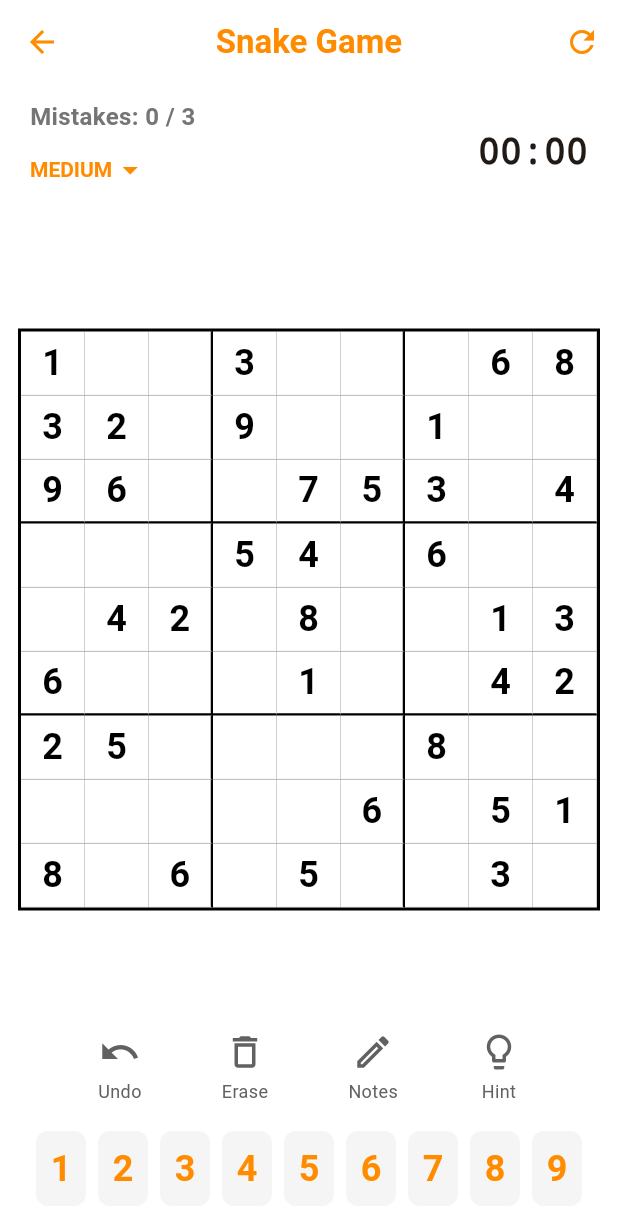
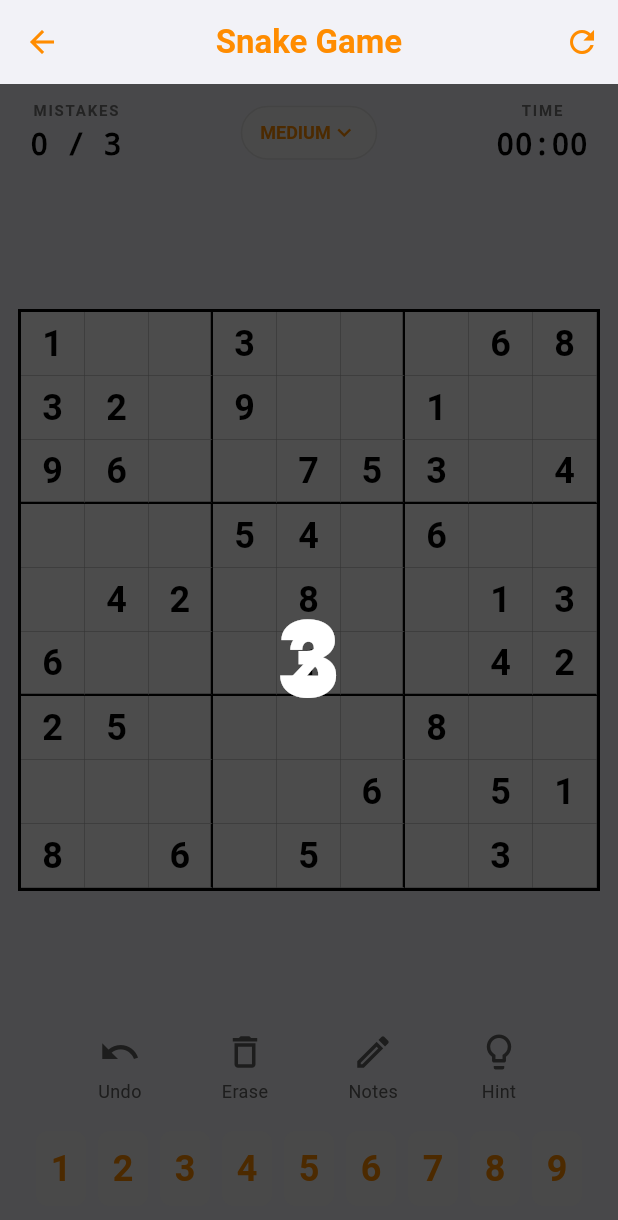
Before and after one commit to YashSarankar/game_collection, a Flutter app: the SudokuWidget screen opened directly with sample values from the repository, after a tap on the "refresh" icon, on a phone screen of 412 x 824 dp. Shown: the top 1220 px of the screen. Run offline on Flutter 3.47's test engine with Material 3 defaults, Android fonts, the light colour scheme and no system bars; our stand-ins replace audioplayers, google_mobile_ads, lottie, shared_preferences, vibration; missing offline and left inert: flame; accounts and stored records are empty; Roboto replaces fonts that are missing (System).

Commit message:
feat: implement Sudoku game widget with full game logic, UI, and state management including notes, undo, timer, and game over handling.

```diff
--- a/lib/games/sudoku/sudoku_widget.dart
+++ b/lib/games/sudoku/sudoku_widget.dart
@@ -36,6 +36,11 @@ class _SudokuWidgetState extends State<SudokuWidget> {
   HapticService? _hapticService;
   List<BoardState> _history = [];
 
+  // Countdown state
+  int _countdown = 3;
+  bool _isCountingDown = true;
+  Timer? _countdownTimer;
+
   @override
   void initState() {
     super.initState();
@@ -46,6 +51,7 @@ class _SudokuWidgetState extends State<SudokuWidget> {
   @override
   void dispose() {
     _timer?.cancel();
+    _countdownTimer?.cancel();
     super.dispose();
   }
 
@@ -72,9 +78,30 @@ class _SudokuWidgetState extends State<SudokuWidget> {
     _history = [];
 
     _resetTimer();
-    _startTimer();
+    _startCountdown();
 
     if (mounted) setState(() {});
+  }
+
+  void _startCountdown() {
+    _isCountingDown = true;
+    _countdown = 3;
+    _countdownTimer?.cancel();
+    _countdownTimer = Timer.periodic(const Duration(seconds: 1), (timer) {
+      if (mounted) {
+        setState(() {
+          if (_countdown > 1) {
+            _countdown--;
+            _hapticService?.light();
+          } else {
+            _isCountingDown = false;
+            _hapticService?.heavy();
+            timer.cancel();
+            _startTimer();
+          }
+        });
+      }
+    });
   }
 
   void _startTimer() {
@@ -104,7 +131,7 @@ class _SudokuWidgetState extends State<SudokuWidget> {
   }
 
   void _onCellTap(int r, int c) {
-    if (isGameOver) return;
+    if (isGameOver || _isCountingDown) return;
     _hapticService?.selectionClick();
     setState(() {
       selectedRow = r;
@@ -113,7 +140,11 @@ class _SudokuWidgetState extends State<SudokuWidget> {
   }
 
   void _onNumberButtonTap(int n) {
-    if (selectedRow == null || selectedCol == null || isGameOver) return;
+    if (selectedRow == null ||
+        selectedCol == null ||
+        isGameOver ||
+        _isCountingDown)
+      return;
     int r = selectedRow!;
     int c = selectedCol!;
     if (board[r][c] == n && !isNotesMode) return;
@@ -161,7 +192,11 @@ class _SudokuWidgetState extends State<SudokuWidget> {
   }
 
   void _eraseCell() {
-    if (selectedRow == null || selectedCol == null || isGameOver) return;
+    if (selectedRow == null ||
+        selectedCol == null ||
+        isGameOver ||
+        _isCountingDown)
+      return;
     int r = selectedRow!;
     int c = selectedCol!;
     if (isInitial[r][c]) return;
@@ -176,7 +211,7 @@ class _SudokuWidgetState extends State<SudokuWidget> {
   }
 
   void _undo() {
-    if (_history.isEmpty || isGameOver) return;
+    if (_history.isEmpty || isGameOver || _isCountingDown) return;
 
     BoardState lastState = _history.removeLast();
     setState(() {
@@ -253,60 +288,115 @@ class _SudokuWidgetState extends State<SudokuWidget> {
 
   @override
   Widget build(BuildContext context) {
+    final theme = Theme.of(context);
     final color = widget.game.primaryColor;
+    final isDark = theme.brightness == Brightness.dark;
+
     return Scaffold(
-      backgroundColor: Colors.white,
+      backgroundColor: theme.scaffoldBackgroundColor,
       appBar: AppBar(
         title: Text(
           widget.game.title,
           style: const TextStyle(fontWeight: FontWeight.bold),
         ),
-        backgroundColor: Colors.white,
-        foregroundColor: color,
+        backgroundColor: theme.scaffoldBackgroundColor,
+        foregroundColor: isDark ? Colors.white : color,
         elevation: 0,
         actions: [
-          IconButton(icon: const Icon(Icons.refresh), onPressed: _startNewGame),
+          IconButton(
+            icon: const Icon(Icons.refresh),
+            onPressed: _startNewGame,
+            color: isDark ? Colors.white : color,
+          ),
         ],
       ),
       body: SafeArea(
-        child: Column(
+        child: Stack(
           children: [
-            _buildInfoBar(color),
-            const Spacer(),
-            _buildSudokuGrid(color),
-            const Spacer(),
-            _buildTools(color),
-            const SizedBox(height: 10),
-            _buildNumberPad(color),
-            const SizedBox(height: 20),
+            Column(
+              children: [
+                _buildInfoBar(color, theme),
+                const Spacer(),
+                _buildSudokuGrid(color, theme),
+                const Spacer(),
+                _buildTools(color, theme),
+                const SizedBox(height: 10),
+                _buildNumberPad(color, theme),
+                const SizedBox(height: 20),
+              ],
+            ),
+            if (_isCountingDown) _buildCountdownOverlay(),
           ],
         ),
       ),
     );
   }
 
-  Widget _buildInfoBar(Color color) {
+  Widget _buildCountdownOverlay() {
+    return Container(
+      color: Colors.black.withOpacity(0.7),
+      child: Center(
+        child: AnimatedSwitcher(
+          duration: const Duration(milliseconds: 500),
+          transitionBuilder: (Widget child, Animation<double> animation) {
+            return ScaleTransition(scale: animation, child: child);
+          },
+          child: Text(
+            '$_countdown',
+            key: ValueKey<int>(_countdown),
+            style: const TextStyle(
+              color: Colors.white,
+              fontSize: 120,
+              fontWeight: FontWeight.w900,
+            ),
+          ),
+        ),
+      ),
+    );
+  }
+
+  Widget _buildInfoBar(Color color, ThemeData theme) {
+    final isDark = theme.brightness == Brightness.dark;
     return Padding(
       padding: const EdgeInsets.symmetric(horizontal: 20, vertical: 10),
       child: Row(
         mainAxisAlignment: MainAxisAlignment.spaceBetween,
         children: [
-          Column(
-            crossAxisAlignment: CrossAxisAlignment.start,
-            children: [
-              Text(
-                'Mistakes: $mistakes / 3',
+          _buildStatBox(
+            'MISTAKES',
+            '$mistakes / 3',
+            mistakes > 0
+                ? Colors.redAccent
+                : (isDark ? Colors.white : Colors.black),
+            isDark,
+          ),
+          Container(
+            padding: const EdgeInsets.symmetric(horizontal: 12),
+            height: 36,
+            decoration: BoxDecoration(
+              color: isDark ? Colors.white.withOpacity(0.05) : Colors.grey[100],
+              borderRadius: BorderRadius.circular(18),
+              border: Border.all(
+                color: isDark ? Colors.white10 : Colors.grey[300]!,
+                width: 1,
+              ),
+            ),
+            child: DropdownButtonHideUnderline(
+              child: DropdownButton<SudokuDifficulty>(
+                value: difficulty,
+                icon: Icon(
+                  Icons.keyboard_arrow_down,
+                  size: 18,
+                  color: isDark ? Colors.white70 : color,
+                ),
+                iconEnabledColor: isDark ? Colors.white : color,
+                dropdownColor: isDark ? const Color(0xFF1E1E1E) : Colors.white,
+                borderRadius: BorderRadius.circular(12),
                 style: TextStyle(
-                  fontSize: 16,
-                  fontWeight: FontWeight.w600,
-                  color: mistakes > 0 ? Colors.redAccent : Colors.grey[600],
+                  color: isDark ? Colors.white : color,
+                  fontWeight: FontWeight.bold,
+                  fontSize: 12,
                 ),
-              ),
-              DropdownButton<SudokuDifficulty>(
-                value: difficulty,
-                underline: Container(),
-                iconEnabledColor: color,
-                style: TextStyle(color: color, fontWeight: FontWeight.bold),
                 items: SudokuDifficulty.values.map((d) {
                   return DropdownMenuItem(
                     value: d,
@@ -322,30 +412,64 @@ class _SudokuWidgetState extends State<SudokuWidget> {
                   }
                 },
               ),
-            ],
+            ),
           ),
-          Text(
+          _buildStatBox(
+            'TIME',
             _timeDisplay,
-            style: const TextStyle(
-              fontSize: 24,
-              fontWeight: FontWeight.bold,
-              fontFamily: 'monospace',
-            ),
+            isDark ? Colors.white : Colors.black,
+            isDark,
           ),
         ],
       ),
     );
   }
 
-  Widget _buildSudokuGrid(Color color) {
+  Widget _buildStatBox(
+    String label,
+    String value,
+    Color textColor,
+    bool isDark,
+  ) {
+    return Column(
+      children: [
+        Text(
+          label,
+          style: TextStyle(
+            color: isDark ? Colors.white54 : Colors.grey[600],
+            fontSize: 10,
+            fontWeight: FontWeight.bold,
+            letterSpacing: 1.2,
+          ),
+        ),
+        const SizedBox(height: 2),
+        Text(
+          value,
+          style: TextStyle(
+            color: textColor,
+            fontSize: 20,
+            fontWeight: FontWeight.bold,
+            fontFamily: 'monospace',
+          ),
+        ),
+      ],
+    );
+  }
+
+  Widget _buildSudokuGrid(Color color, ThemeData theme) {
     double gridSize = MediaQuery.of(context).size.width - 24;
+    final isDark = theme.brightness == Brightness.dark;
+
     return Container(
       width: gridSize,
       height: gridSize,
       margin: const EdgeInsets.symmetric(horizontal: 12),
       decoration: BoxDecoration(
-        border: Border.all(color: Colors.black, width: 2),
-        color: Colors.black,
+        border: Border.all(
+          color: isDark ? theme.dividerColor : Colors.black,
+          width: 2,
+        ),
+        color: isDark ? theme.dividerColor : Colors.black,
       ),
       child: GridView.builder(
         physics: const NeverScrollableScrollPhysics(),
@@ -356,12 +480,13 @@ class _SudokuWidgetState extends State<SudokuWidget> {
         ),
         itemCount: 81,
         itemBuilder: (context, index) =>
-            _buildCell(index ~/ 9, index % 9, color),
+            _buildCell(index ~/ 9, index % 9, color, theme),
       ),
     );
   }
 
-  Widget _buildCell(int r, int c, Color color) {
+  Widget _buildCell(int r, int c, Color color, ThemeData theme) {
+    final isDark = theme.brightness == Brightness.dark;
     bool isSelected = selectedRow == r && selectedCol == c;
     bool inSelectedRow = selectedRow == r;
     bool inSelectedCol = selectedCol == c;
@@ -379,8 +504,14 @@ class _SudokuWidgetState extends State<SudokuWidget> {
     bool isError = value != 0 && value != solution[r][c];
     bool inConflict = _conflicts.contains(Point(r, c));
 
-    BorderSide bold = const BorderSide(color: Colors.black, width: 1.5);
-    BorderSide slim = BorderSide(color: Colors.grey[300]!, width: 0.5);
+    BorderSide bold = BorderSide(
+      color: isDark ? theme.dividerColor : Colors.black,
+      width: 1.5,
+    );
+    BorderSide slim = BorderSide(
+      color: isDark ? Colors.white10 : Colors.grey[300]!,
+      width: 0.5,
+    );
 
     return GestureDetector(
       onTap: () => _onCellTap(r, c),
@@ -395,6 +526,7 @@ class _SudokuWidgetState extends State<SudokuWidget> {
             isError,
             inConflict,
             color,
+            theme,
           ),
           border: Border(
             right: (c == 2 || c == 5) ? bold : slim,
@@ -415,10 +547,11 @@ class _SudokuWidgetState extends State<SudokuWidget> {
                       isError,
                       inConflict,
                       color,
+                      isDark,
                     ),
                   ),
                 )
-              : _buildNotes(r, c),
+              : _buildNotes(r, c, isDark),
         ),
       ),
     );
@@ -433,21 +566,29 @@ class _SudokuWidgetState extends State<SudokuWidget> {
     bool error,
     bool conflict,
     Color color,
+    ThemeData theme,
   ) {
+    final isDark = theme.brightness == Brightness.dark;
     if (isSelected) return color.withOpacity(0.4);
-    if (error || conflict) return Colors.red.withOpacity(0.15);
-    if (same) return color.withOpacity(0.25);
-    if (row || col || box) return color.withOpacity(0.08);
-    return Colors.white;
+    if (error || conflict) return Colors.red.withOpacity(0.2);
+    if (same) return color.withOpacity(0.3);
+    if (row || col || box) return color.withOpacity(0.12);
+    return isDark ? Colors.black : Colors.white;
   }
 
-  Color _getTextColor(bool initial, bool error, bool conflict, Color color) {
-    if (error || conflict) return Colors.red;
-    if (initial) return Colors.black;
-    return color;
+  Color _getTextColor(
+    bool initial,
+    bool error,
+    bool conflict,
+    Color color,
+    bool isDark,
+  ) {
+    if (error || conflict) return Colors.redAccent;
+    if (initial) return isDark ? Colors.white : Colors.black;
+    return isDark ? color.withOpacity(0.9) : color;
   }
 
-  Widget _buildNotes(int r, int c) {
+  Widget _buildNotes(int r, int c, bool isDark) {
     Set<int> cellNotes = notes[r][c];
     if (cellNotes.isEmpty) return const SizedBox.shrink();
 
@@ -462,29 +603,45 @@ class _SudokuWidgetState extends State<SudokuWidget> {
         return Center(
           child: Text(
             cellNotes.contains(n) ? '$n' : '',
-            style: TextStyle(fontSize: 10, color: Colors.grey[600]),
+            style: TextStyle(
+              fontSize: 10,
+              color: isDark ? Colors.white54 : Colors.grey[600],
+            ),
           ),
         );
       },
     );
   }
 
-  Widget _buildTools(Color color) {
+  Widget _buildTools(Color color, ThemeData theme) {
     return Padding(
       padding: const EdgeInsets.symmetric(horizontal: 20),
       child: Row(
         mainAxisAlignment: MainAxisAlignment.spaceEvenly,
         children: [
-          _buildToolButton(Icons.undo, "Undo", _undo, color),
-          _buildToolButton(Icons.delete_outline, "Erase", _eraseCell, color),
+          _buildToolButton(Icons.undo, "Undo", _undo, color, theme),
+          _buildToolButton(
+            Icons.delete_outline,
+            "Erase",
+            _eraseCell,
+            color,
+            theme,
+          ),
           _buildToolButton(
             isNotesMode ? Icons.edit : Icons.edit_outlined,
             "Notes",
             () => setState(() => isNotesMode = !isNotesMode),
             color,
+            theme,
             isActive: isNotesMode,
           ),
-          _buildToolButton(Icons.lightbulb_outline, "Hint", _useHint, color),
+          _buildToolButton(
+            Icons.lightbulb_outline,
+            "Hint",
+            _useHint,
+            color,
+            theme,
+          ),
         ],
       ),
     );
@@ -494,9 +651,11 @@ class _SudokuWidgetState extends State<SudokuWidget> {
     IconData icon,
     String label,
     VoidCallback onTap,
-    Color color, {
+    Color color,
+    ThemeData theme, {
     bool isActive = false,
   }) {
+    final isDark = theme.brightness == Brightness.dark;
     return InkWell(
       onTap: onTap,
       borderRadius: BorderRadius.circular(12),
@@ -504,13 +663,21 @@ class _SudokuWidgetState extends State<SudokuWidget> {
         padding: const EdgeInsets.all(8.0),
         child: Column(
           children: [
-            Icon(icon, size: 28, color: isActive ? color : Colors.grey[700]),
+            Icon(
+              icon,
+              size: 28,
+              color: isActive
+                  ? (isDark ? Colors.white : color)
+                  : (isDark ? Colors.white70 : Colors.grey[700]),
+            ),
             const SizedBox(height: 4),
             Text(
               label,
               style: TextStyle(
                 fontSize: 12,
-                color: isActive ? color : Colors.grey[700],
+                color: isActive
+                    ? (isDark ? Colors.white : color)
+                    : (isDark ? Colors.white70 : Colors.grey[700]),
                 fontWeight: isActive ? FontWeight.bold : FontWeight.normal,
               ),
             ),
@@ -521,7 +688,11 @@ class _SudokuWidgetState extends State<SudokuWidget> {
   }
 
   void _useHint() {
-    if (selectedRow == null || selectedCol == null || isGameOver) return;
+    if (selectedRow == null ||
+        selectedCol == null ||
+        isGameOver ||
+        _isCountingDown)
+      return;
     int r = selectedRow!;
     int c = selectedCol!;
     if (board[r][c] == solution[r][c]) return;
@@ -536,7 +707,8 @@ class _SudokuWidgetState extends State<SudokuWidget> {
     _hapticService?.light();
   }
 
-  Widget _buildNumberPad(Color color) {
+  Widget _buildNumberPad(Color color, ThemeData theme) {
+    final isDark = theme.brightness == Brightness.dark;
     return Padding(
       padding: const EdgeInsets.symmetric(horizontal: 20),
       child: Row(
@@ -550,7 +722,9 @@ class _SudokuWidgetState extends State<SudokuWidget> {
                 margin: const EdgeInsets.symmetric(horizontal: 4),
                 height: 50,
                 decoration: BoxDecoration(
-                  color: Colors.grey[100],
+                  color: isDark
+                      ? Colors.white.withOpacity(0.1)
+                      : Colors.grey[100],
                   borderRadius: BorderRadius.circular(8),
                 ),
                 child: Center(
@@ -558,7 +732,7 @@ class _SudokuWidgetState extends State<SudokuWidget> {
                     '$n',
                     style: TextStyle(
                       fontSize: 24,
-                      color: color,
+                      color: isDark ? Colors.white : color,
                       fontWeight: FontWeight.bold,
                     ),
                   ),
```
